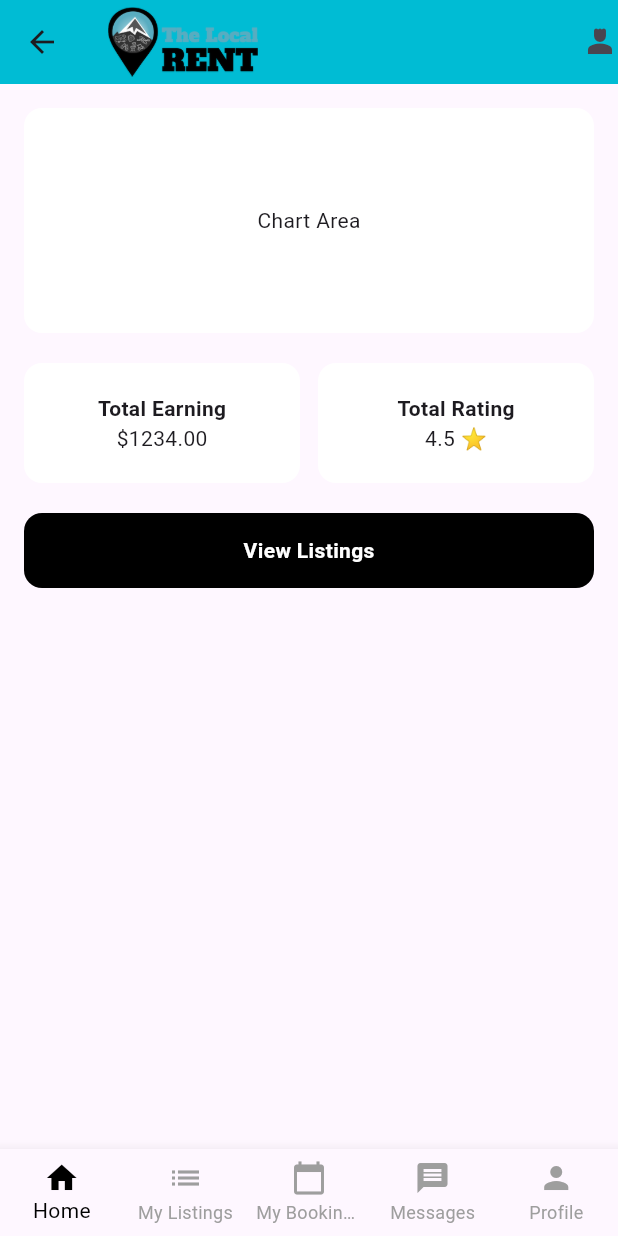
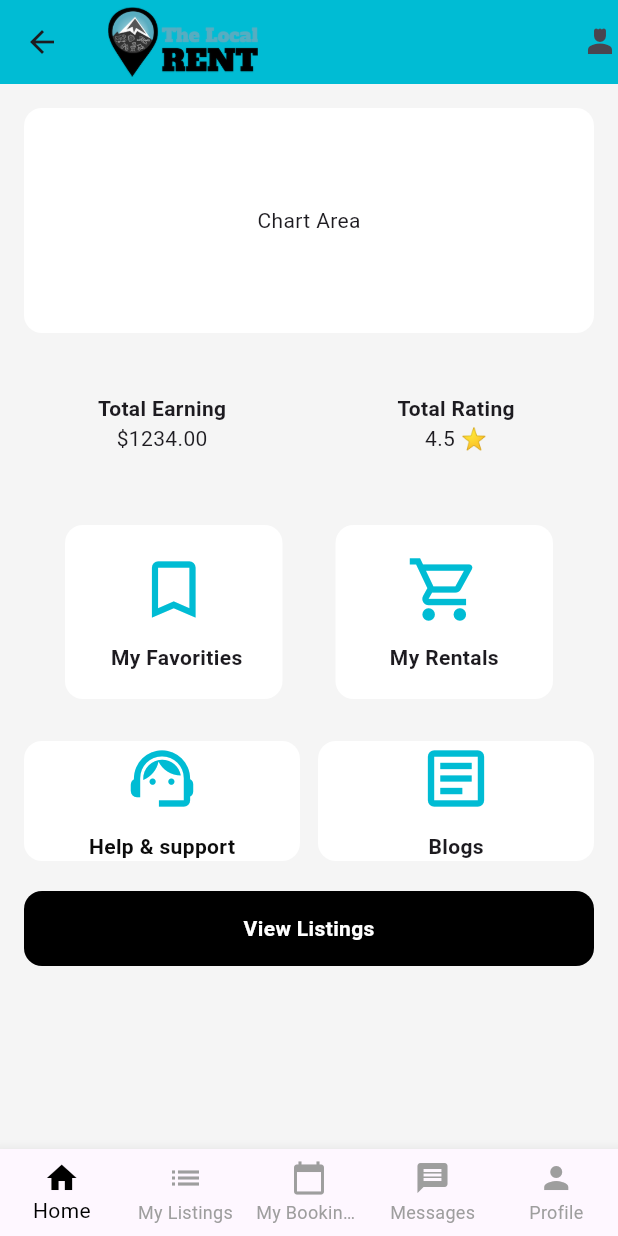
Before and after one commit to DevBeastTeam/rent, a Flutter app: the screen it shows after launch, after a tap on "Login", on a phone screen of 412 x 824 dp. Run offline on Flutter 3.47's test engine with Material 3 defaults, Android fonts, the phone set to English and light mode, and no system bars.

Commit message:
homepage contaniner btn fixed

```diff
--- a/lib/home_page.dart
+++ b/lib/home_page.dart
@@ -23,6 +23,7 @@ class _HomePageState extends State<HomePage> {
       appBar: AppBar(
         elevation: 0,
         title: Image.asset("assets/logorent.png", width: 100),
+
         actions: [Icon(Icons.person_4)],
       ),
 
@@ -51,7 +52,6 @@ class _HomePageState extends State<HomePage> {
                     height: 80,
                     alignment: Alignment.center,
                     decoration: BoxDecoration(
-                      color: Colors.white,
                       borderRadius: BorderRadius.circular(12),
                     ),
                     child: Column(
@@ -72,7 +72,6 @@ class _HomePageState extends State<HomePage> {
                     height: 80,
                     alignment: Alignment.center,
                     decoration: BoxDecoration(
-                      color: Colors.white,
                       borderRadius: BorderRadius.circular(12),
                     ),
                     child: Column(
@@ -83,6 +82,135 @@ class _HomePageState extends State<HomePage> {
                           style: TextStyle(fontWeight: FontWeight.bold),
                         ),
                         Text("4.5 ⭐"),
+                      ],
+                    ),
+                  ),
+                ),
+              ],
+            ),
+            SizedBox(height: 20),
+
+            /// Total Earning + Rating
+            Row(
+              mainAxisAlignment: MainAxisAlignment.spaceEvenly,
+
+              children: [
+                Padding(
+                  padding: const EdgeInsets.all(8),
+                  child: Container(
+                    // height: 100,
+                    width: 145,
+                    alignment: Alignment.center,
+                    decoration: BoxDecoration(
+                      color: Colors.white,
+                      borderRadius: BorderRadius.circular(12),
+                    ),
+                    child: Padding(
+                      padding: const EdgeInsets.all(18),
+                      child: Column(
+                        mainAxisAlignment: MainAxisAlignment.center,
+                        children: [
+                          Icon(
+                            Icons.bookmark_border,
+                            color: Colors.cyan,
+                            size: 50,
+                          ),
+                          SizedBox(height: 10),
+                          Text(
+                            " My Favorities",
+                            style: TextStyle(fontWeight: FontWeight.bold),
+                          ),
+                        ],
+                      ),
+                    ),
+                  ),
+                ),
+                Padding(
+                  padding: const EdgeInsets.all(8),
+                  child: Container(
+                    // height: 80,
+                    width: 145,
+                    alignment: Alignment.center,
+                    decoration: BoxDecoration(
+                      color: Colors.white,
+                      borderRadius: BorderRadius.circular(12),
+                    ),
+                    child: Padding(
+                      padding: const EdgeInsets.all(18),
+                      child: Column(
+                        mainAxisAlignment: MainAxisAlignment.center,
+                        children: [
+                          Icon(
+                            Icons.shopping_cart_outlined,
+                            color: Colors.cyan,
+                            size: 50,
+                          ),
+                          SizedBox(height: 10),
+
+                          Text(
+                            "My Rentals",
+                            style: TextStyle(fontWeight: FontWeight.bold),
+                          ),
+                        ],
+                      ),
+                    ),
+                  ),
+                ),
+              ],
+            ),
+
+            SizedBox(height: 20),
+
+            /// Total Earning + Rating
+            Row(
+              children: [
+                Expanded(
+                  child: Container(
+                    height: 80,
+                    alignment: Alignment.center,
+                    decoration: BoxDecoration(
+                      color: Colors.white,
+                      borderRadius: BorderRadius.circular(12),
+                    ),
+                    child: Column(
+                      mainAxisAlignment: MainAxisAlignment.center,
+                      children: [
+                        Icon(Icons.support_agent, color: Colors.cyan, size: 50),
+                        SizedBox(height: 10),
+
+                        Text(
+                          "Help & support",
+                          style: TextStyle(
+                            fontWeight: FontWeight.bold,
+                            color: const Color.fromARGB(255, 12, 12, 12),
+                          ),
+                        ),
+                      ],
+                    ),
+                  ),
+                ),
+                SizedBox(width: 12),
+                Expanded(
+                  child: Container(
+                    height: 80,
+                    alignment: Alignment.center,
+                    decoration: BoxDecoration(
+                      color: Colors.white,
+                      borderRadius: BorderRadius.circular(12),
+                    ),
+                    child: Column(
+                      mainAxisAlignment: MainAxisAlignment.center,
+                      children: [
+                        Icon(
+                          Icons.article_outlined,
+                          color: Colors.cyan,
+                          size: 50,
+                        ),
+                        SizedBox(height: 10),
+                        Text(
+                          "Blogs",
+                          style: TextStyle(fontWeight: FontWeight.bold),
+                        ),
                       ],
                     ),
                   ),
--- a/lib/main.dart
+++ b/lib/main.dart
@@ -14,6 +14,7 @@ class MyApp extends StatelessWidget {
       title: 'Rent',
       theme: ThemeData(
         primarySwatch: Colors.indigo,
+        scaffoldBackgroundColor: Colors.grey.shade100,
         appBarTheme: AppBarTheme(backgroundColor: Colors.cyan),
         visualDensity: VisualDensity.adaptivePlatformDensity,
       ),
```
